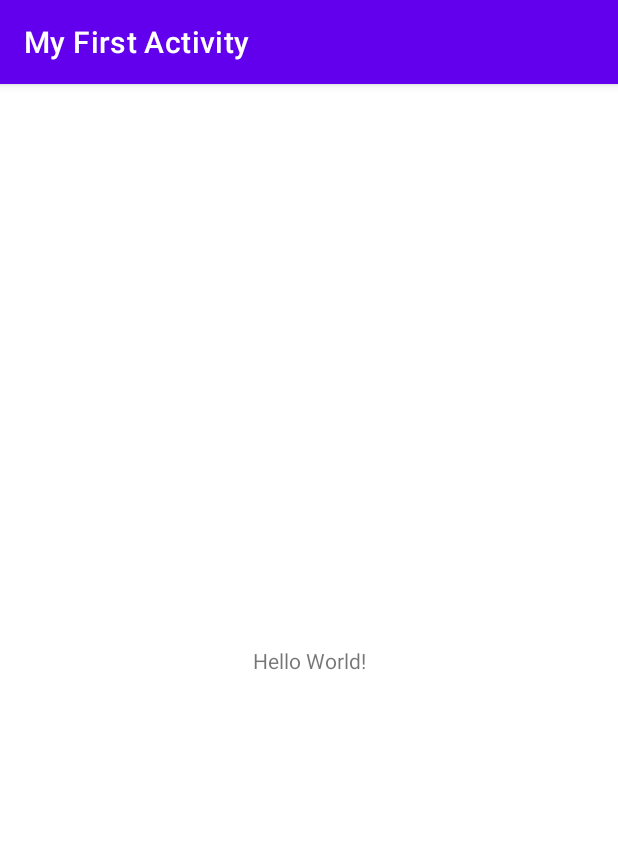
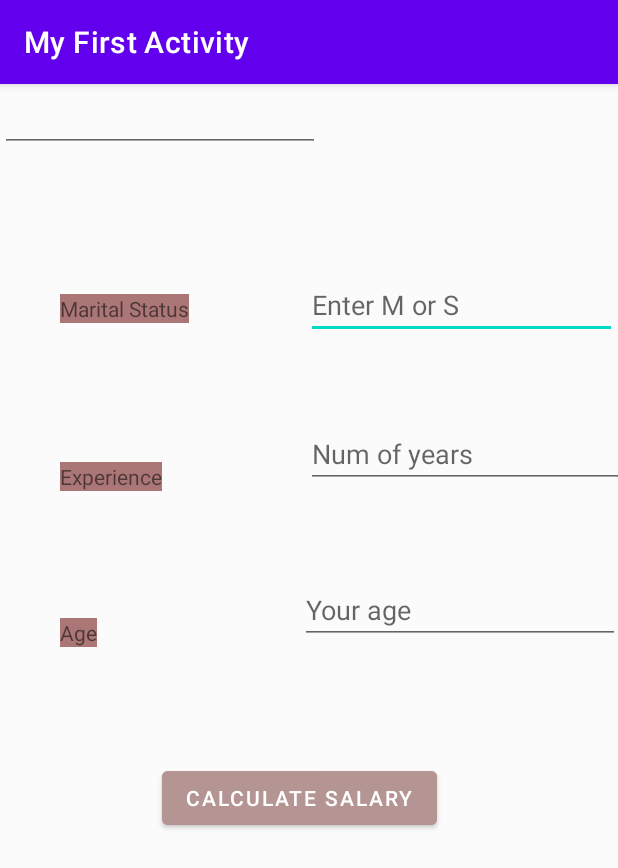
Before and after one commit to AlaaaAhmad/First-Android-Activity, an Android app: the screen it shows after launch (MainActivity), on a phone screen of 412 x 824 dp. Shown: the top 868 px of the screen. Run offline under Robolectric (Android 15) with nearby library versions, the phone set to English and light mode, and no system bars; 2 statements that could not run were skipped.

Commit message:
commit with error :"

```diff
--- a/app/src/main/java/com/alaa/myfirstactivity/MainActivity.java
+++ b/app/src/main/java/com/alaa/myfirstactivity/MainActivity.java
@@ -2,13 +2,62 @@ package com.alaa.myfirstactivity;
 
 import androidx.appcompat.app.AppCompatActivity;
 
+import android.annotation.SuppressLint;
 import android.os.Bundle;
+import android.view.View;
+import android.widget.Button;
+import android.widget.EditText;
+import android.widget.TextView;
 
 public class MainActivity extends AppCompatActivity {
-
+    Button btn;
+    EditText status,ag,exp;
+    TextView shw;
+    @SuppressLint("MissingInflatedId")
     @Override
     protected void onCreate(Bundle savedInstanceState) {
         super.onCreate(savedInstanceState);
         setContentView(R.layout.activity_main);
+       btn = (Button)findViewById(R.id.calc);
+       status= (EditText) findViewById(R.id.textM);
+        ag = (EditText)  findViewById(R.id.age);
+       exp = (EditText) findViewById(R.id.ex);
+       shw = (TextView) findViewById(R.id.txt);
+       String maritalStatus = status.getText().toString();
+       String experience = exp.getText().toString();
+       String Agge = ag.getText().toString();
+       int expc = Integer.parseInt(exp.getText().toString());
+       int agge = Integer.parseInt(Agge);
+       btn.setOnClickListener(new View.OnClickListener() {
+           @Override
+         /**  Weird equations but no problem :) **/
+           public void onClick(View view) {
+               int salary = 0;
+               if (maritalStatus.equals("M"))
+               {
+                   if (expc >= 5)
+                   {
+                     salary += (agge*10000);
+                   }
+                   else
+                   {
+                       salary += (agge*5000);
+                   }
+               }
+               else if (maritalStatus.equals("S"))
+               {
+                   if (expc >= 5)
+                   {
+                       salary += (agge * 5000);
+                   }
+                   else
+                   {
+                       salary += (agge*2500);
+                   }
+               }
+               shw.setText("Your salary is"+ salary);
+           }
+       });
     }
+
 }
--- a/app/src/main/res/layout/activity_main.xml
+++ b/app/src/main/res/layout/activity_main.xml
@@ -2,17 +2,110 @@
 <androidx.constraintlayout.widget.ConstraintLayout xmlns:android="http://schemas.android.com/apk/res/android"
     xmlns:app="http://schemas.android.com/apk/res-auto"
     xmlns:tools="http://schemas.android.com/tools"
+    android:id="@+id/MS"
     android:layout_width="match_parent"
     android:layout_height="match_parent"
+    android:background="#AA7676"
+    android:backgroundTint="#FBFBFB"
+    android:foregroundTint="#F4F3F3"
     tools:context=".MainActivity">
 
     <TextView
+        android:id="@+id/ms"
         android:layout_width="wrap_content"
         android:layout_height="wrap_content"
-        android:text="Hello World!"
-        app:layout_constraintBottom_toBottomOf="parent"
-        app:layout_constraintEnd_toEndOf="parent"
+        android:layout_marginStart="40dp"
+        android:layout_marginTop="140dp"
+        android:background="#AA7676"
+        android:text="Marital Status"
+        android:visibility="visible"
+        app:layout_constraintStart_toStartOf="parent"
+        app:layout_constraintTop_toTopOf="parent"
+        tools:visibility="visible" />
+
+    <TextView
+        android:id="@+id/AG"
+        android:layout_width="wrap_content"
+        android:layout_height="wrap_content"
+        android:layout_marginStart="40dp"
+        android:layout_marginTop="356dp"
+        android:background="#AA7676"
+        android:text="Age"
+        android:visibility="visible"
+        app:layout_constraintStart_toStartOf="parent"
+        app:layout_constraintTop_toTopOf="parent"
+        tools:visibility="visible" />
+
+    <TextView
+        android:id="@+id/EX"
+        android:layout_width="wrap_content"
+        android:layout_height="wrap_content"
+        android:layout_marginStart="40dp"
+        android:layout_marginTop="252dp"
+        android:background="#AA7676"
+        android:text="Experience"
+        android:visibility="visible"
+        app:layout_constraintStart_toStartOf="parent"
+        app:layout_constraintTop_toTopOf="parent"
+        tools:visibility="visible" />
+
+    <Button
+        android:id="@+id/calc"
+        android:layout_width="wrap_content"
+        android:layout_height="wrap_content"
+        android:layout_marginStart="108dp"
+        android:layout_marginTop="452dp"
+        android:backgroundTint="#B59494"
+        android:text="Calculate Salary"
+        android:visibility="visible"
+        app:layout_constraintStart_toStartOf="parent"
+        app:layout_constraintTop_toTopOf="parent"
+        tools:visibility="visible" />
+
+    <EditText
+        android:id="@+id/textM"
+        android:layout_width="207dp"
+        android:layout_height="42dp"
+        android:layout_marginStart="204dp"
+        android:layout_marginTop="128dp"
+        android:ems="10"
+        android:hint="Enter M or S"
+        android:inputType="textPersonName"
         app:layout_constraintStart_toStartOf="parent"
         app:layout_constraintTop_toTopOf="parent" />
 
+    <EditText
+        android:id="@+id/ex"
+        android:layout_width="wrap_content"
+        android:layout_height="wrap_content"
+        android:layout_marginStart="204dp"
+        android:layout_marginTop="224dp"
+        android:ems="10"
+        android:hint="Num of years"
+        android:inputType="textPersonName"
+        app:layout_constraintStart_toStartOf="parent"
+        app:layout_constraintTop_toTopOf="parent" />
+
+    <EditText
+        android:id="@+id/age"
+        android:layout_width="wrap_content"
+        android:layout_height="wrap_content"
+        android:layout_marginStart="200dp"
+        android:layout_marginTop="328dp"
+        android:ems="10"
+        android:hint="Your age"
+        android:inputType="textPersonName"
+        android:text=""
+        app:layout_constraintStart_toStartOf="parent"
+        app:layout_constraintTop_toTopOf="parent" />
+
+    <EditText
+        android:id="@+id/txt"
+        android:layout_width="wrap_content"
+        android:layout_height="wrap_content"
+        android:ems="10"
+        android:inputType="textPersonName"
+        tools:layout_editor_absoluteX="97dp"
+        tools:layout_editor_absoluteY="558dp" />
+
 </androidx.constraintlayout.widget.ConstraintLayout>
```
